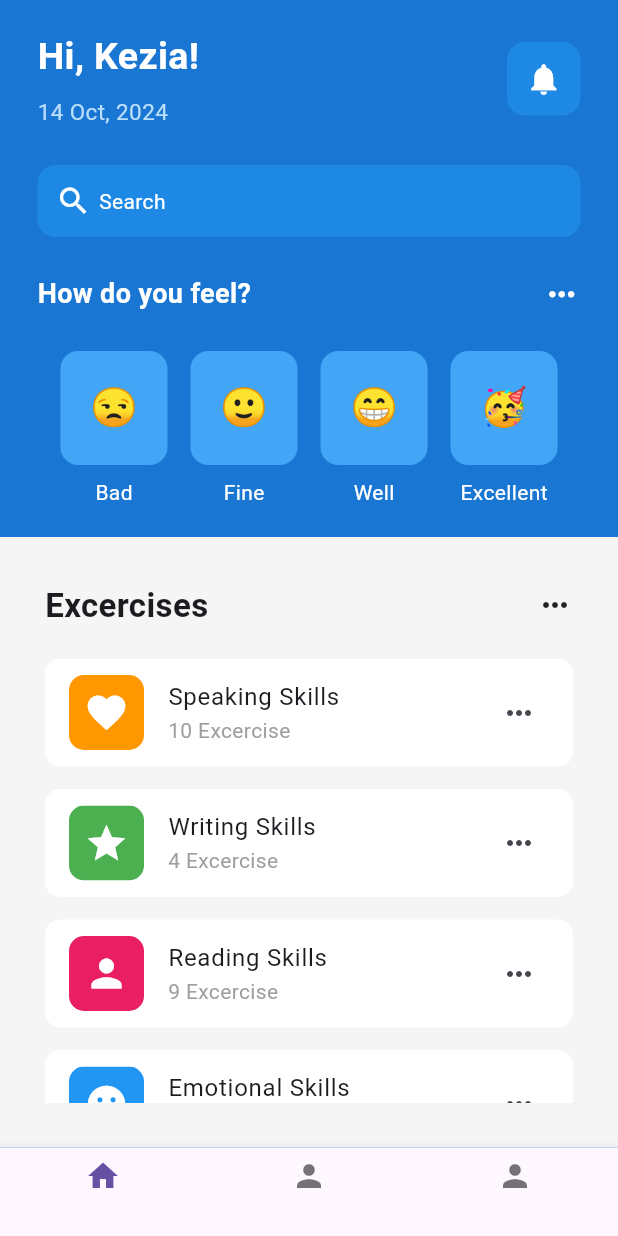
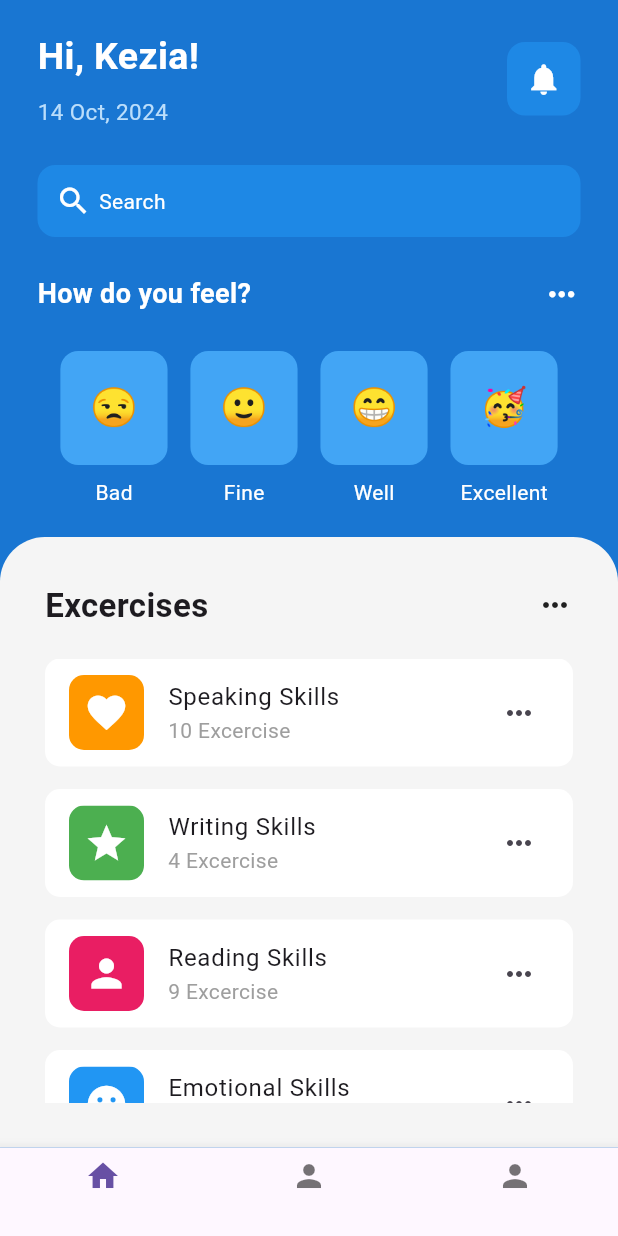
Before and after one commit to Kezia-Cane/Mental_Health_UI, a Flutter app: the screen it shows after launch, on a phone screen of 412 x 824 dp. Run offline on Flutter 3.47's test engine with Material 3 defaults, Android fonts, the phone set to English and light mode, and no system bars; our stand-ins replace material_color_utilities.

Commit message:
added border raidius on expanded padding

```diff
--- a/lib/pages/home_page.dart
+++ b/lib/pages/home_page.dart
@@ -154,7 +154,12 @@ class _HomePageState extends State<HomePage> {
             Expanded(
               child: Container(
                 padding: EdgeInsets.all(30),
-                color: Colors.grey[100],
+                decoration: BoxDecoration(
+                    color: Colors.grey[100],
+                    borderRadius: BorderRadius.only(
+                      topLeft: Radius.circular(30),
+                      topRight: Radius.circular(30),
+                    )),
                 child: Center(
                   child: Column(
                     children: [
```
